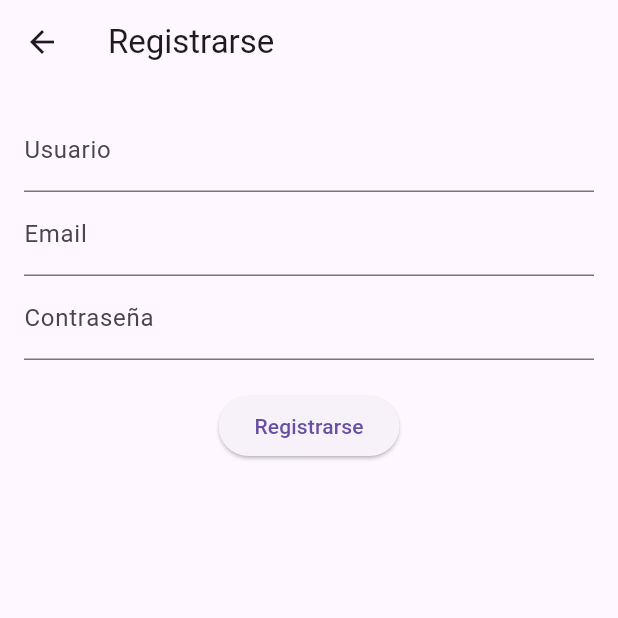
After one commit to JerryCode777/flashcards-flutter, a Flutter app: the screen it shows after launch, after a tap on "Ingresar", after a tap on "¿No tienes cuenta? Regístrate", on a phone screen of 412 x 824 dp, the top half of it. The commit adds this screen. Run offline on Flutter 3.47's test engine with Material 3 defaults, Android fonts, the phone set to English and light mode, and no system bars; our stand-ins replace flutter_tts, font_awesome_flutter, google_fonts, video_player; accounts and stored records are empty.

Commit message:
commit jan11

```diff
--- a/lib/main.dart
+++ b/lib/main.dart
@@ -1,9 +1,10 @@
 // lib/main.dart
 import 'package:flutter/material.dart';
 import 'package:provider/provider.dart';
-import 'package:google_fonts/google_fonts.dart';
+import 'providers/auth_provider.dart';
 import 'providers/flashcard_provider.dart';
 import 'screens/home_screen.dart';
+import 'screens/login_screen.dart';
 
 void main() {
   runApp(FlashcardApp());
@@ -12,19 +13,33 @@ void main() {
 class FlashcardApp extends StatelessWidget {
   @override
   Widget build(BuildContext context) {
-    return ChangeNotifierProvider(
-      create: (_) => FlashcardProvider(),
+    return MultiProvider(
+      providers: [
+        ChangeNotifierProvider<AuthProvider>(create: (_) => AuthProvider()),
+        ChangeNotifierProxyProvider<AuthProvider, FlashcardProvider>(
+          create: (_) => FlashcardProvider(Provider.of<AuthProvider>(_, listen: false)),
+          update: (ctx, authProvider, previousFlashcardProvider) =>
+              FlashcardProvider(authProvider),
+        ),
+      ],
       child: MaterialApp(
         debugShowCheckedModeBanner: false,
         title: 'Flashcard App',
-        theme: ThemeData(
-          primarySwatch: Colors.green,
-          textTheme: GoogleFonts.poppinsTextTheme(
-            Theme.of(context).textTheme,
-          ),
-        ),
-        home: HomeScreen(),
+        home: AuthOrHomeScreen(),
       ),
     );
   }
 }
+
+// Esta pantalla decide si muestra HomeScreen o LoginScreen
+class AuthOrHomeScreen extends StatelessWidget {
+  @override
+  Widget build(BuildContext context) {
+    final authProvider = Provider.of<AuthProvider>(context);
+    if (authProvider.isLoggedIn) {
+      return HomeScreen();
+    } else {
+      return LoginScreen();
+    }
+  }
+}
--- a/lib/models/flashcard.dart
+++ b/lib/models/flashcard.dart
@@ -4,11 +4,15 @@ class Flashcard {
   final String question;
   final String answer;
 
-  Flashcard({this.id, required this.question, required this.answer});
+  Flashcard({
+    this.id,
+    required this.question,
+    required this.answer,
+  });
 
   factory Flashcard.fromJson(Map<String, dynamic> json) {
     return Flashcard(
-      id: json['id'],
+      id: json['id'],                // Asegurarnos de leer "id"
       question: json['question'],
       answer: json['answer'],
     );
@@ -18,6 +22,7 @@ class Flashcard {
     return {
       'question': question,
       'answer': answer,
+      // 'id': id, // Normalmente no mandas id en POST, a menos que tu backend lo requiera
     };
   }
 }
--- /dev/null
+++ b/lib/models/user.dart
@@ -0,0 +1,23 @@
+// lib/models/user.dart
+class User {
+  final int? id;
+  final String username;
+  final String email;
+  final String token;
+
+  User({
+    this.id,
+    required this.username,
+    required this.email,
+    required this.token,
+  });
+
+  factory User.fromJson(Map<String, dynamic> json) {
+    return User(
+      id: json['id'],
+      username: json['username'] ?? '',
+      email: json['email'] ?? '',
+      token: json['token'] ?? '',
+    );
+  }
+}
--- /dev/null
+++ b/lib/providers/auth_provider.dart
@@ -0,0 +1,50 @@
+// lib/providers/auth_provider.dart
+import 'package:flutter/material.dart';
+import '../models/user.dart';
+import '../services/api_service.dart';
+
+class AuthProvider with ChangeNotifier {
+  User? _user;
+  bool _isLoading = false;
+
+  User? get user => _user;
+  bool get isLoading => _isLoading;
+  bool get isLoggedIn => _user != null && _user!.token.isNotEmpty;
+
+  Future<void> register(String username, String email, String password) async {
+    _isLoading = true;
+    notifyListeners();
+    try {
+      User newUser = await ApiService.register(username, email, password);
+      _user = newUser;
+      // Guardar token en storage si quieres
+    } catch (e) {
+      print("Error en register: $e");
+      rethrow;
+    } finally {
+      _isLoading = false;
+      notifyListeners();
+    }
+  }
+
+  Future<void> login(String email, String password) async {
+    _isLoading = true;
+    notifyListeners();
+    try {
+      User loggedUser = await ApiService.login(email, password);
+      _user = loggedUser;
+      // Guardar token en storage si quieres
+    } catch (e) {
+      print("Error en login: $e");
+      rethrow;
+    } finally {
+      _isLoading = false;
+      notifyListeners();
+    }
+  }
+
+  void logout() {
+    _user = null;
+    notifyListeners();
+  }
+}
--- /dev/null
+++ b/lib/screens/login_screen.dart
@@ -0,0 +1,167 @@
+// lib/screens/login_screen.dart
+import 'package:flutter/material.dart';
+import 'package:provider/provider.dart';
+import 'package:video_player/video_player.dart'; // Para reproducir video
+import '../providers/auth_provider.dart';
+import '../screens/home_screen.dart';
+import 'register_screen.dart';
+import 'forgot_password_screen.dart';
+
+class LoginScreen extends StatefulWidget {
+  @override
+  _LoginScreenState createState() => _LoginScreenState();
+}
+
+class _LoginScreenState extends State<LoginScreen> {
+  final _formKey = GlobalKey<FormState>();
+  String _email = '';
+  String _password = '';
+
+  late VideoPlayerController _videoController;
+  bool _videoInitialized = false;
+
+  @override
+  void initState() {
+    super.initState();
+    // 1. Inicializamos el controlador para reproducir un video local
+    _videoController = VideoPlayerController.asset('assets/videos/mi_video.mp4')
+      ..setLooping(true)
+      ..initialize().then((_) {
+        setState(() {
+          _videoInitialized = true; // Ya está inicializado
+        });
+        _videoController.play(); // Iniciamos la reproducción en loop
+      });
+  }
+
+  @override
+  void dispose() {
+    _videoController.dispose();
+    super.dispose();
+  }
+
+  @override
+  Widget build(BuildContext context) {
+    final authProvider = Provider.of<AuthProvider>(context);
+
+    return Scaffold(
+      appBar: AppBar(title: Text('Iniciar Sesión')),
+      body: authProvider.isLoading
+          ? Center(child: CircularProgressIndicator())
+          : SingleChildScrollView(
+              padding: const EdgeInsets.all(16.0),
+              child: Column(
+                children: [
+                  // -------------------
+                  // FORMULARIO
+                  // -------------------
+                  Form(
+                    key: _formKey,
+                    child: Column(
+                      children: [
+                        // Email
+                        TextFormField(
+                          decoration: InputDecoration(labelText: 'Email'),
+                          onSaved: (val) => _email = val!.trim(),
+                          validator: (val) {
+                            if (val == null || val.isEmpty) {
+                              return 'Ingresa tu email';
+                            }
+                            return null;
+                          },
+                        ),
+                        // Contraseña
+                        TextFormField(
+                          decoration: InputDecoration(labelText: 'Contraseña'),
+                          obscureText: true,
+                          onSaved: (val) => _password = val!.trim(),
+                          validator: (val) {
+                            if (val == null || val.isEmpty) {
+                              return 'Ingresa tu contraseña';
+                            }
+                            return null;
+                          },
+                        ),
+                        SizedBox(height: 20),
+
+                        // Botón Ingresar
+                        ElevatedButton(
+                          onPressed: () async {
+                            if (_formKey.currentState!.validate()) {
+                              _formKey.currentState!.save();
+                              try {
+                                await authProvider.login(_email, _password);
+                                Navigator.pushReplacement(
+                                  context,
+                                  MaterialPageRoute(
+                                    builder: (_) => HomeScreen(),
+                                  ),
+                                );
+                              } catch (e) {
+                                ScaffoldMessenger.of(context).showSnackBar(
+                                  SnackBar(
+                                    content:
+                                        Text('Error al iniciar sesión'),
+                                  ),
+                                );
+                              }
+                            }
+                          },
+                          child: Text('Ingresar'),
+                        ),
+
+                        // Opción de registro
+                        TextButton(
+                          onPressed: () {
+                            Navigator.push(
+                              context,
+                              MaterialPageRoute(
+                                builder: (_) => RegisterScreen(),
+                              ),
+                            );
+                          },
+                          child: Text('¿No tienes cuenta? Regístrate'),
+                        ),
+
+                        // ¿Olvidaste tu contraseña?
+                        TextButton(
+                          onPressed: () {
+                            Navigator.push(
+                              context,
+                              MaterialPageRoute(
+                                builder: (_) => ForgotPasswordScreen(),
+                              ),
+                            );
+                          },
+                          child: Text('¿Olvidaste tu contraseña?'),
+                        ),
+                      ],
+                    ),
+                  ),
+
+                  SizedBox(height: 40),
+
+                  // -------------------
+                  // VIDEO ABAJO DEL FORMULARIO
+                  // -------------------
+                  Container(
+                    height: 200,           // Ajusta la altura que desees
+                    width: double.infinity,
+                    color: Colors.black12, // Simple fondo gris claro
+                    child: _videoInitialized
+                        ? FittedBox(
+                            fit: BoxFit.cover,
+                            child: SizedBox(
+                              width: _videoController.value.size.width,
+                              height: _videoController.value.size.height,
+                              child: VideoPlayer(_videoController),
+                            ),
+                          )
+                        : Center(child: CircularProgressIndicator()),
+                  ),
+                ],
+              ),
+            ),
+    );
+  }
+}
--- /dev/null
+++ b/lib/screens/register_screen.dart
@@ -0,0 +1,88 @@
+// lib/screens/register_screen.dart
+import 'package:flutter/material.dart';
+import 'package:provider/provider.dart';
+import '../providers/auth_provider.dart';
+
+class RegisterScreen extends StatefulWidget {
+  @override
+  _RegisterScreenState createState() => _RegisterScreenState();
+}
+
+class _RegisterScreenState extends State<RegisterScreen> {
+  final _formKey = GlobalKey<FormState>();
+  String _username = '';
+  String _email = '';
+  String _password = '';
+
+  @override
+  Widget build(BuildContext context) {
+    final authProvider = Provider.of<AuthProvider>(context);
+
+    return Scaffold(
+      appBar: AppBar(title: Text('Registrarse')),
+      body: Padding(
+        padding: const EdgeInsets.all(16.0),
+        child: authProvider.isLoading
+            ? Center(child: CircularProgressIndicator())
+            : Form(
+                key: _formKey,
+                child: Column(
+                  children: [
+                    TextFormField(
+                      decoration: InputDecoration(labelText: 'Usuario'),
+                      onSaved: (val) => _username = val!,
+                      validator: (val) {
+                        if (val == null || val.isEmpty) {
+                          return 'Ingresa un nombre de usuario';
+                        }
+                        return null;
+                      },
+                    ),
+                    TextFormField(
+                      decoration: InputDecoration(labelText: 'Email'),
+                      onSaved: (val) => _email = val!,
+                      validator: (val) {
+                        if (val == null || val.isEmpty) {
+                          return 'Ingresa tu email';
+                        }
+                        return null;
+                      },
+                    ),
+                    TextFormField(
+                      decoration: InputDecoration(labelText: 'Contraseña'),
+                      obscureText: true,
+                      onSaved: (val) => _password = val!,
+                      validator: (val) {
+                        if (val == null || val.isEmpty) {
+                          return 'Ingresa tu contraseña';
+                        }
+                        return null;
+                      },
+                    ),
+                    SizedBox(height: 20),
+                    ElevatedButton(
+                      onPressed: () async {
+                        if (_formKey.currentState!.validate()) {
+                          _formKey.currentState!.save();
+                          try {
+                            await authProvider.register(_username, _email, _password);
+                            ScaffoldMessenger.of(context).showSnackBar(SnackBar(
+                              content: Text('Registro exitoso, ahora inicia sesión'),
+                            ));
+                            Navigator.pop(context); // Vuelve a LoginScreen
+                          } catch (e) {
+                            ScaffoldMessenger.of(context).showSnackBar(SnackBar(
+                              content: Text('Error al registrar usuario'),
+                            ));
+                          }
+                        }
+                      },
+                      child: Text('Registrarse'),
+                    ),
+                  ],
+                ),
+              ),
+      ),
+    );
+  }
+}
```
Also changed, not shown: lib/providers/flashcard_provider.dart (+21 -8 lines), lib/screens/forgot_password_screen.dart (added, +81 -0 lines), lib/screens/home_screen.dart (+76 -8 lines), lib/services/api_service.dart (+120 -24 lines), lib/widgets/flashcard_widget.dart (+30 -3 lines), pubspec.yaml (+4 -3 lines), pubspec.lock, 4 other files.
